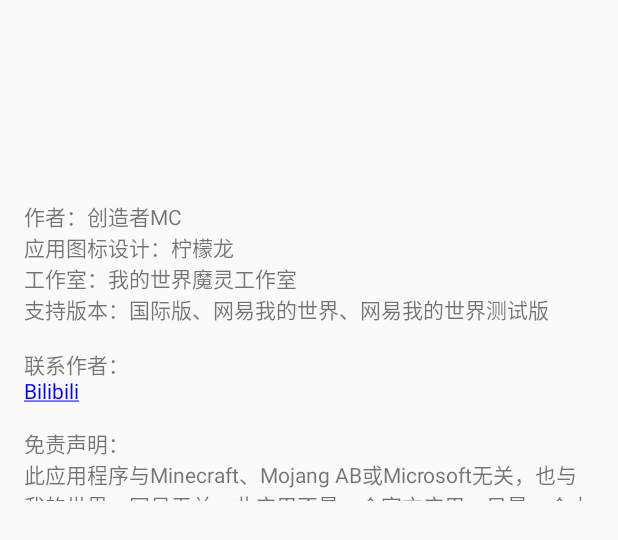
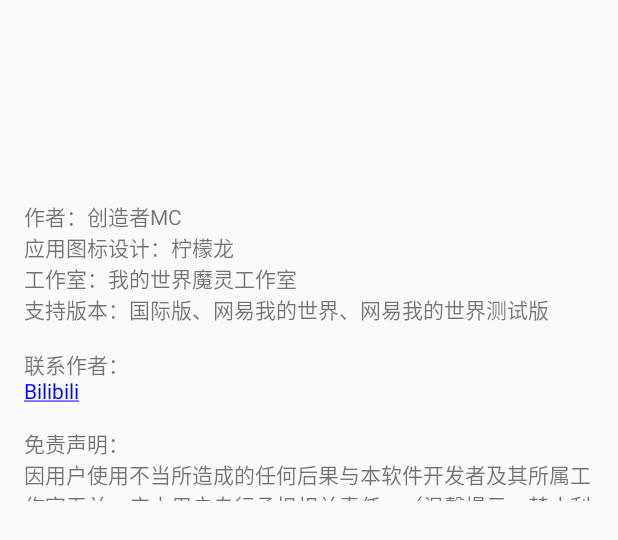
Before and after one commit to CreatorMC/MapPaintingEditor, an Android app: the layout menu_about.xml on its own in the app's theme, with its tools: preview values and no code run, on a phone screen of 412 x 824 dp. Shown: the top 540 px of the screen. Run offline under Robolectric (Android 15) with nearby library versions, the phone set to English and light mode, and no system bars.

Commit message:
完善关于界面。

```diff
--- a/app/src/main/res/values/strings.xml
+++ b/app/src/main/res/values/strings.xml
@@ -11,7 +11,7 @@
     <string name="select">选择你想使用的生成方式</string>
     <string name="button_normal">普通模式（生成单张地图）</string>
     <string name="button_grid">网格切分模式（图片切分为多张地图）</string>
-    <string name="menu_about_message">作者：创造者MC\n应用图标设计：柠檬龙\n工作室：我的世界魔灵工作室\n支持版本：国际版、网易我的世界、网易我的世界测试版\n\n联系作者：\n<a href="https://space.bilibili.com/152404569"><font fgcolor="#ff0000ff">Bilibili</font></a>\n\n免责声明：\n此应用程序与Minecraft、Mojang AB或Microsoft无关，也与我的世界、网易无关。此应用不是一个官方应用，只是一个由玩家制作的APP。\n【这不是一个官方的Minecraft（我的世界）产品】\n【该APP“按原样”提供，不提供任何形式的保证。】\n\n本软件github仓库：\n<a href="https://github.com/CreatorMC/MapPaintingEditor"><font fgcolor="#ff0000ff">MapPaintingEditor</font></a>\n\n使用的库：\n<a href="https://github.com/mithrilmania/android-leveldb"><font fgcolor="#ff0000ff">android-leveldb</font></a>\n<a href="https://github.com/Mojang/leveldb-mcpe"><font fgcolor="#ff0000ff">leveldb-mcpe</font></a>\n<a href="https://github.com/oO0oO0oO0o0o00/blocktopograph"><font fgcolor="#ff0000ff">blocktopograph</font></a>
+    <string name="menu_about_message">作者：创造者MC\n应用图标设计：柠檬龙\n工作室：我的世界魔灵工作室\n支持版本：国际版、网易我的世界、网易我的世界测试版\n\n联系作者：\n<a href="https://space.bilibili.com/152404569"><font fgcolor="#ff0000ff">Bilibili</font></a>\n\n免责声明：\n因用户使用不当所造成的任何后果与本软件开发者及其所属工作室无关。应由用户自行承担相关责任。（温馨提示：禁止利用本软件传播违法违规内容！）\n此应用程序与Minecraft、Mojang AB或Microsoft无关，也与我的世界、网易无关。此应用不是一个官方应用，只是一个由玩家制作的APP。\n【这不是一个官方的Minecraft（我的世界）产品】\n【该APP“按原样”提供，不提供任何形式的保证。】\n\n本软件github仓库：\n<a href="https://github.com/CreatorMC/MapPaintingEditor"><font fgcolor="#ff0000ff">MapPaintingEditor</font></a>\n\n使用的库：\n<a href="https://github.com/mithrilmania/android-leveldb"><font fgcolor="#ff0000ff">android-leveldb</font></a>\n<a href="https://github.com/Mojang/leveldb-mcpe"><font fgcolor="#ff0000ff">leveldb-mcpe</font></a>\n<a href="https://github.com/oO0oO0oO0o0o00/blocktopograph"><font fgcolor="#ff0000ff">blocktopograph</font></a>
     </string>
     <string name="row">行数</string>
     <string name="col">列数</string>
```
Also changed, not shown: 1 other file.
